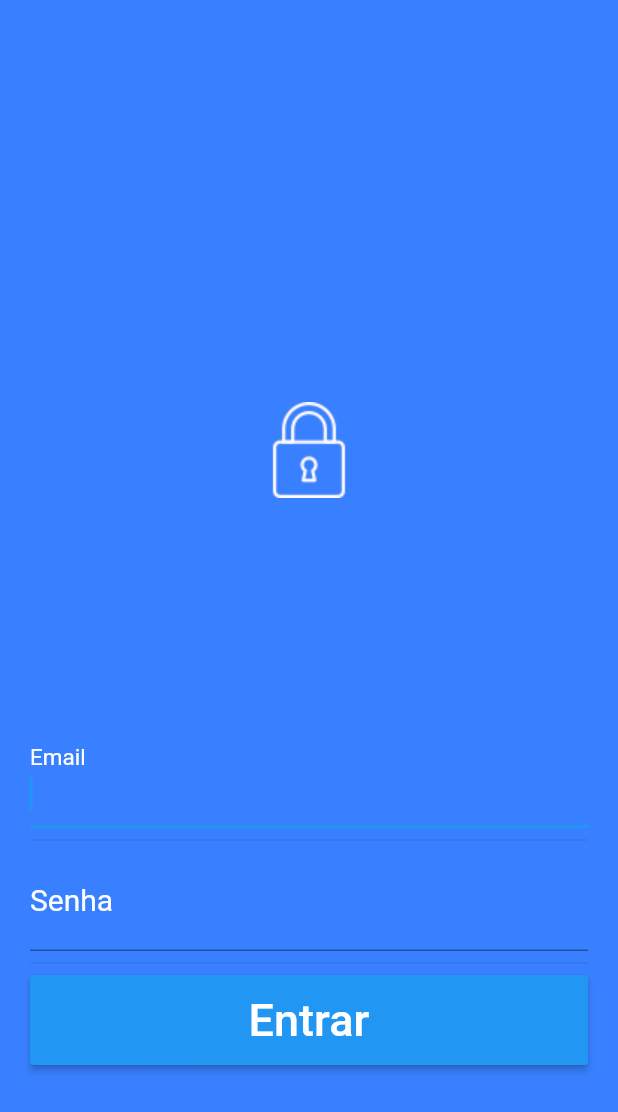
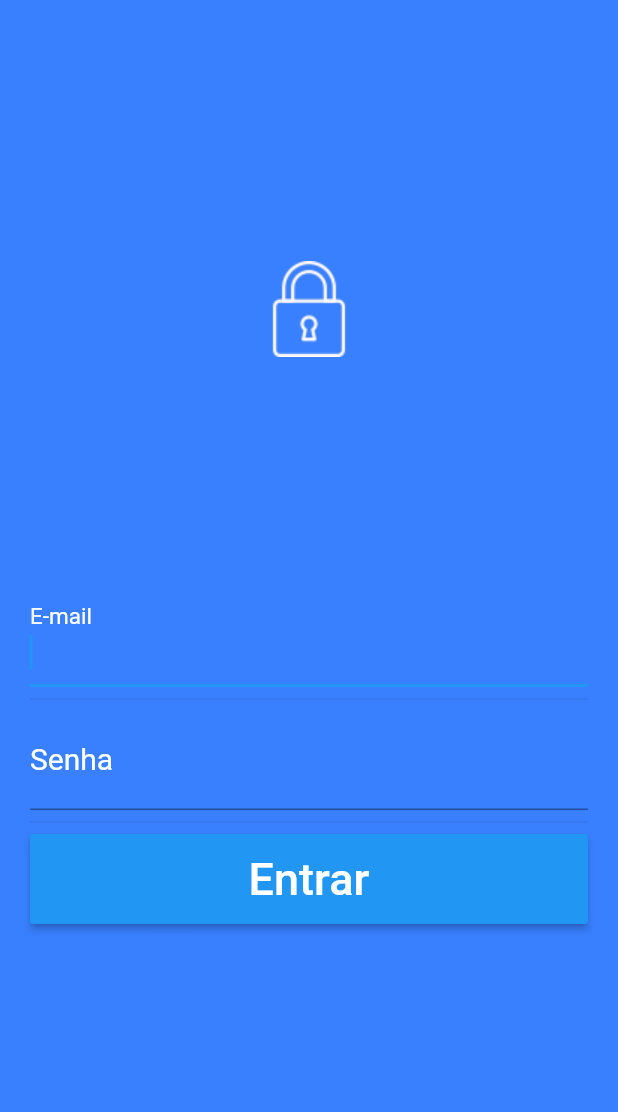
Before and after one commit to TonySDuarte/FlutterMedia, a Flutter app: the screen it shows after launch, after a tap on "PULAR", on a phone screen of 412 x 824 dp. Shown: the top 1112 px of the screen. Run offline on Flutter 3.47's test engine with Material 2 defaults, Android fonts, the phone set to English and light mode, and no system bars; our stand-ins replace page_indicator; missing offline and left inert: custom_splash.

Commit message:
Update#03
Correcting overlapping keyboard error.

```diff
--- a/lib/login.dart
+++ b/lib/login.dart
@@ -11,12 +11,10 @@ class _LoginState extends State<Login> {
   Widget build(BuildContext context) {
     return Scaffold(
         backgroundColor: Color.fromARGB(255, 56, 128, 255),
-        body: Padding(
-          padding: EdgeInsets.all(20),
+        body: Container(
+          padding: EdgeInsets.fromLTRB(20, 20, 20, 50),
           child: Center(
-              child: Column(
-            crossAxisAlignment: CrossAxisAlignment.stretch,
-            mainAxisAlignment: MainAxisAlignment.center,
+              child: ListView(
             children: <Widget>[
               Image.asset('assets/icon/unlock.png'),
               TextFormField(
@@ -25,7 +23,7 @@ class _LoginState extends State<Login> {
                 style: new TextStyle(color: Colors.white, fontSize: 20),
                 decoration: InputDecoration(
                   focusColor: Colors.black12,
-                  labelText: "Email",
+                  labelText: "E-mail",
                   labelStyle: TextStyle(color: Colors.white),
                 ),
               ),
```
